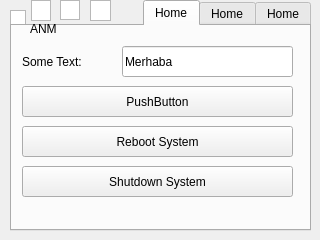
Before: the Qt Designer form frontend/gui/mainwindow.ui in mozcelikors/rpiDisplay_CMake, drawn with Qt 5.
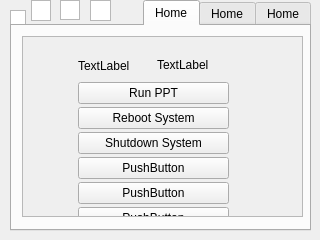
After: the same form once the commit is applied. Custom widgets are drawn as their Qt base class.

The edit to the form file:
```diff
--- a/frontend/gui/mainwindow.ui
+++ b/frontend/gui/mainwindow.ui
@@ -85,70 +85,134 @@
      <attribute name="title">
       <string>Home</string>
      </attribute>
-     <widget class="QPushButton" name="pushButton_reboot">
+     <widget class="QScrollArea" name="scrollArea_homepage">
       <property name="geometry">
        <rect>
         <x>10</x>
-        <y>100</y>
-        <width>271</width>
-        <height>31</height>
+        <y>10</y>
+        <width>281</width>
+        <height>181</height>
        </rect>
       </property>
-      <property name="text">
-       <string>Reboot System</string>
+      <property name="focusPolicy">
+       <enum>Qt::NoFocus</enum>
       </property>
-     </widget>
-     <widget class="QPushButton" name="pushButton_2">
-      <property name="geometry">
-       <rect>
-        <x>10</x>
-        <y>60</y>
-        <width>271</width>
-        <height>31</height>
-       </rect>
+      <property name="layoutDirection">
+       <enum>Qt::LeftToRight</enum>
       </property>
-      <property name="text">
-       <string>PushButton</string>
+      <property name="widgetResizable">
+       <bool>true</bool>
       </property>
-     </widget>
-     <widget class="QLineEdit" name="lineEdit">
-      <property name="geometry">
-       <rect>
-        <x>110</x>
-        <y>20</y>
-        <width>171</width>
-        <height>31</height>
-       </rect>
+      <property name="alignment">
+       <set>Qt::AlignLeading|Qt::AlignLeft|Qt::AlignVCenter</set>
       </property>
-      <property name="text">
-       <string>Merhaba</string>
-      </property>
-     </widget>
-     <widget class="QLabel" name="label">
-      <property name="geometry">
-       <rect>
-        <x>10</x>
-        <y>20</y>
-        <width>81</width>
-        <height>31</height>
-       </rect>
-      </property>
-      <property name="text">
-       <string>Some Text:</string>
-      </property>
-     </widget>
-     <widget class="QPushButton" name="pushButton_shutdown">
-      <property name="geometry">
-       <rect>
-        <x>10</x>
-        <y>140</y>
-        <width>271</width>
-        <height>31</height>
-       </rect>
-      </property>
-      <property name="text">
-       <string>Shutdown System</string>
-      </property>
+      <widget class="QWidget" name="scrollAreaWidgetContents_homepage">
+       <property name="geometry">
+        <rect>
+         <x>0</x>
+         <y>0</y>
+         <width>279</width>
+         <height>179</height>
+        </rect>
+       </property>
+       <widget class="QWidget" name="verticalLayoutWidget">
+        <property name="geometry">
+         <rect>
+          <x>50</x>
+          <y>10</y>
+          <width>161</width>
+          <height>217</height>
+         </rect>
+        </property>
+        <layout class="QVBoxLayout" name="verticalLayout">
+         <property name="spacing">
+          <number>3</number>
+         </property>
+         <property name="leftMargin">
+          <number>5</number>
+         </property>
+         <property name="topMargin">
+          <number>5</number>
+         </property>
+         <property name="rightMargin">
+          <number>5</number>
+         </property>
+         <property name="bottomMargin">
+          <number>5</number>
+         </property>
+         <item>
+          <layout class="QHBoxLayout" name="horizontalLayout_2">
+           <item>
+            <widget class="QLabel" name="label_3">
+             <property name="text">
+              <string>TextLabel</string>
+             </property>
+            </widget>
+           </item>
+           <item>
+            <widget class="CustomLineEdit" name="label_2">
+             <property name="focusPolicy">
+              <enum>Qt::StrongFocus</enum>
+             </property>
+             <property name="text">
+              <string>TextLabel</string>
+             </property>
+            </widget>
+           </item>
+          </layout>
+         </item>
+         <item>
+          <widget class="QPushButton" name="pushButton_2">
+           <property name="text">
+            <string>Run PPT</string>
+           </property>
+          </widget>
+         </item>
+         <item>
+          <widget class="QPushButton" name="pushButton_reboot">
+           <property name="text">
+            <string>Reboot System</string>
+           </property>
+          </widget>
+         </item>
+         <item>
+          <widget class="QPushButton" name="pushButton_shutdown">
+           <property name="text">
+            <string>Shutdown System</string>
+           </property>
+          </widget>
+         </item>
+         <item>
+          <widget class="QPushButton" name="pushButton">
+           <property name="text">
+            <string>PushButton</string>
+           </property>
+          </widget>
+         </item>
+         <item>
+          <widget class="QPushButton" name="pushButton_6">
+           <property name="text">
+            <string>PushButton</string>
+           </property>
+          </widget>
+         </item>
+         <item>
+          <widget class="QPushButton" name="pushButton_4">
+           <property name="text">
+            <string>PushButton</string>
+           </property>
+          </widget>
+         </item>
+         <item>
+          <widget class="QLabel" name="label_bottomspacer_homepage">
+           <property name="text">
+            <string/>
+           </property>
+          </widget>
+         </item>
+        </layout>
+       </widget>
+      </widget>
      </widget>
     </widget>
    </widget>
@@ -191,19 +255,6 @@
      <enum>Qt::NoFocus</enum>
     </property>
    </widget>
-   <widget class="QLabel" name="label_3">
-    <property name="geometry">
-     <rect>
-      <x>30</x>
-      <y>20</y>
-      <width>31</width>
-      <height>17</height>
-     </rect>
-    </property>
-    <property name="text">
-     <string>ANM</string>
-    </property>
-   </widget>
    <widget class="QLabel" name="label_splashquit">
     <property name="geometry">
      <rect>
@@ -220,6 +271,13 @@
   </widget>
  </widget>
  <layoutdefault spacing="6" margin="11"/>
+ <customwidgets>
+  <customwidget>
+   <class>CustomLineEdit</class>
+   <extends>QLabel</extends>
+   <header>CustomLineEdit.h</header>
+  </customwidget>
+ </customwidgets>
  <tabstops>
   <tabstop>tabWidget</tabstop>
   <tabstop>lineEdit</tabstop>
```
Left out of the diff: 20 changed lines with no effect on the pictures.
